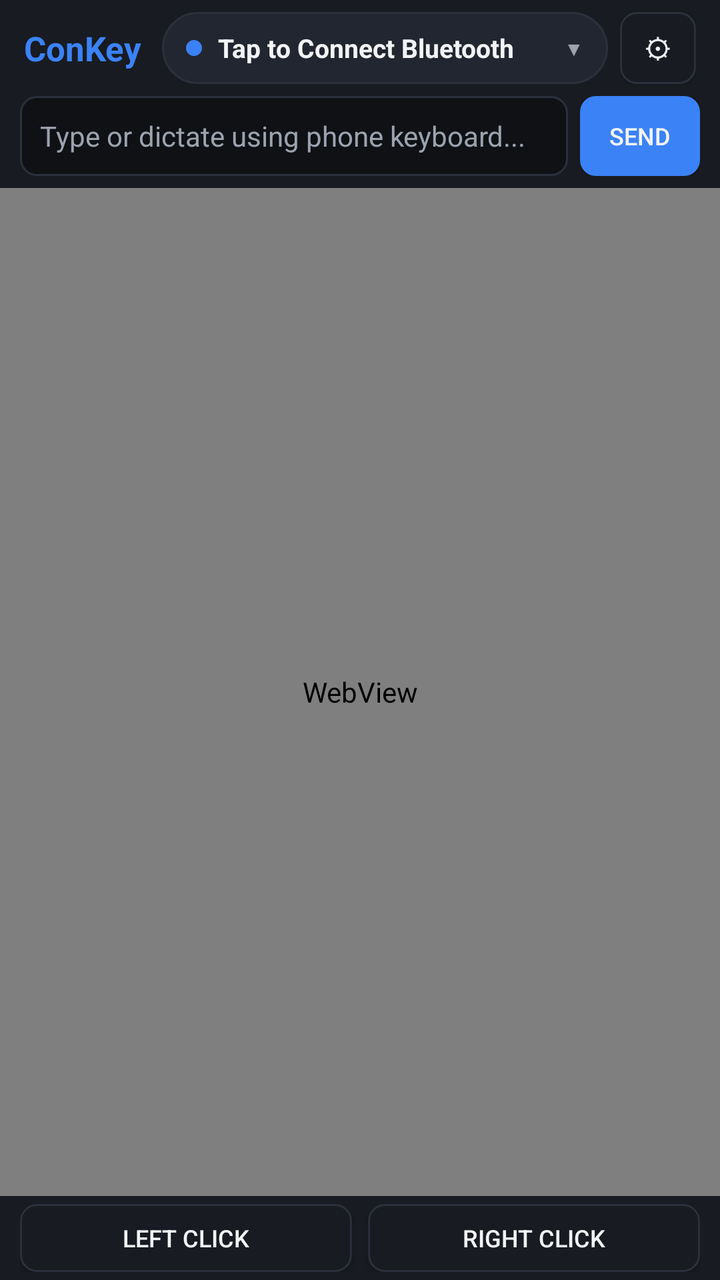
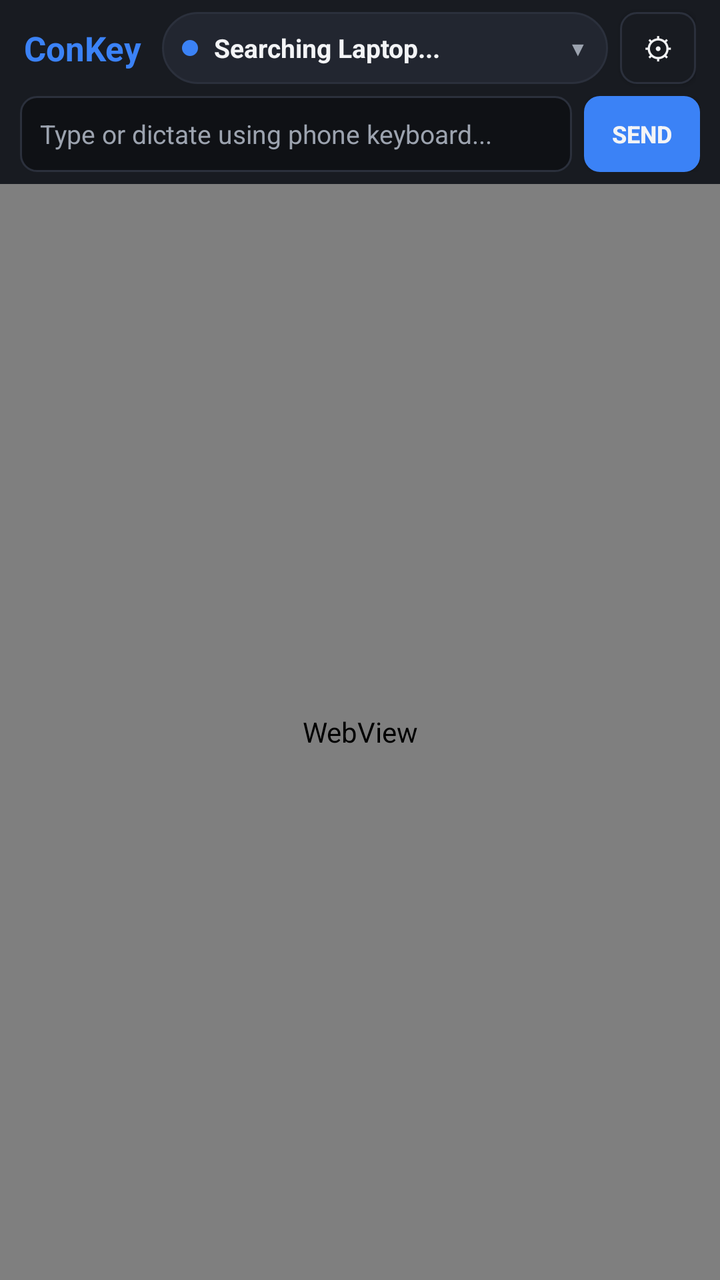

Compare the two renders of this Android layout. The source of the first and the diff that turns it into the second are given below.
<!-- AndroidManifest.xml: application theme android:Theme.DeviceDefault.NoActionBar -->
<!-- res/layout/activity_main.xml -->
<?xml version="1.0" encoding="utf-8"?>
<LinearLayout xmlns:android="http://schemas.android.com/apk/res/android"
    android:layout_width="match_parent"
    android:layout_height="match_parent"
    android:background="@color/bg"
    android:orientation="vertical">

    
    <LinearLayout
        android:layout_width="match_parent"
        android:layout_height="48dp"
        android:background="@color/surface"
        android:gravity="center_vertical"
        android:paddingHorizontal="12dp">

        <TextView
            android:layout_width="wrap_content"
            android:layout_height="wrap_content"
            android:text="ConKey"
            android:textColor="@color/accent"
            android:textSize="17sp"
            android:textStyle="bold"
            android:layout_marginEnd="10dp"/>

        
        <LinearLayout
            android:id="@+id/pillDevice"
            android:layout_width="0dp"
            android:layout_height="36dp"
            android:layout_weight="1"
            android:background="@drawable/bg_pill"
            android:gravity="center_vertical"
            android:paddingHorizontal="12dp"
            android:clickable="true"
            android:focusable="true">

            <View
                android:id="@+id/dotStatus"
                android:layout_width="8dp"
                android:layout_height="8dp"
                android:background="@drawable/bg_btn_accent"
                android:layout_marginEnd="8dp"/>

            <TextView
                android:id="@+id/tvDeviceName"
                android:layout_width="0dp"
                android:layout_height="wrap_content"
                android:layout_weight="1"
                android:ellipsize="end"
                android:maxLines="1"
                android:text="Tap to Connect Bluetooth"
                android:textColor="@color/text_primary"
                android:textSize="13sp"
                android:textStyle="bold" />

            <TextView
                android:layout_width="wrap_content"
                android:layout_height="wrap_content"
                android:text="▼"
                android:textColor="@color/text_secondary"
                android:textSize="10sp"/>
        </LinearLayout>

        <Button
            android:id="@+id/btnBluetoothSettings"
            android:layout_width="38dp"
            android:layout_height="36dp"
            android:layout_marginStart="6dp"
            android:background="@drawable/bg_btn"
            android:text="⚙"
            android:textColor="@color/text_primary"
            android:textSize="14sp" />
    </LinearLayout>

    
    <LinearLayout
        android:layout_width="match_parent"
        android:layout_height="46dp"
        android:background="@color/surface"
        android:paddingHorizontal="10dp"
        android:paddingBottom="6dp"
        android:gravity="center_vertical">

        <EditText
            android:id="@+id/etTextInput"
            android:layout_width="0dp"
            android:layout_height="match_parent"
            android:layout_weight="1"
            android:background="@drawable/bg_input"
            android:hint="Type or dictate using phone keyboard..."
            android:imeOptions="actionSend"
            android:inputType="text|textMultiLine"
            android:paddingHorizontal="10dp"
            android:textColor="@color/text_primary"
            android:textColorHint="@color/text_secondary"
            android:textSize="14sp" />

        <Button
            android:id="@+id/btnSendText"
            android:layout_width="60dp"
            android:layout_height="match_parent"
            android:layout_marginStart="6dp"
            android:background="@drawable/bg_btn_accent"
            android:text="Send"
            android:textColor="@color/text_primary"
            android:textSize="12sp" />
    </LinearLayout>

    
    <WebView
        android:id="@+id/webViewKeyboard"
        android:layout_width="match_parent"
        android:layout_height="0dp"
        android:layout_weight="1"
        android:background="@color/bg" />

    
    <LinearLayout
        android:layout_width="match_parent"
        android:layout_height="42dp"
        android:background="@color/surface"
        android:paddingHorizontal="10dp"
        android:paddingVertical="4dp"
        android:orientation="horizontal">

        <Button
            android:id="@+id/btnLeftClick"
            android:layout_width="0dp"
            android:layout_height="match_parent"
            android:layout_weight="1"
            android:background="@drawable/bg_btn"
            android:text="Left Click"
            android:textColor="@color/text_primary"
            android:textSize="12sp" />

        <Button
            android:id="@+id/btnRightClick"
            android:layout_width="0dp"
            android:layout_height="match_parent"
            android:layout_weight="1"
            android:layout_marginStart="8dp"
            android:background="@drawable/bg_btn"
            android:text="Right Click"
            android:textColor="@color/text_primary"
            android:textSize="12sp" />
    </LinearLayout>

</LinearLayout>
<!-- resources referenced by this layout -->
<resources>
  <color name="accent">#3B82F6</color>
  <color name="bg">#0F1115</color>
  <color name="surface">#181B21</color>
  <color name="text_primary">#F3F4F6</color>
  <color name="text_secondary">#9CA3AF</color>
  <!-- drawable bg_btn (drawable) -->
  <?xml version="1.0" encoding="utf-8"?>
  <selector xmlns:android="http://schemas.android.com/apk/res/android">
      <item android:state_pressed="true">
          <shape android:shape="rectangle">
              <solid android:color="@color/surface_variant"/>
              <corners android:radius="8dp"/>
              <stroke android:width="1dp" android:color="@color/accent"/>
          </shape>
      </item>
      <item>
          <shape android:shape="rectangle">
              <solid android:color="@color/surface"/>
              <corners android:radius="8dp"/>
              <stroke android:width="1dp" android:color="@color/border"/>
          </shape>
      </item>
  </selector>
  <!-- drawable bg_btn_accent (drawable) -->
  <?xml version="1.0" encoding="utf-8"?>
  <selector xmlns:android="http://schemas.android.com/apk/res/android">
      <item android:state_pressed="true">
          <shape android:shape="rectangle">
              <solid android:color="@color/accent_pressed"/>
              <corners android:radius="8dp"/>
          </shape>
      </item>
      <item>
          <shape android:shape="rectangle">
              <solid android:color="@color/accent"/>
              <corners android:radius="8dp"/>
          </shape>
      </item>
  </selector>
  <!-- drawable bg_input (drawable) -->
  <?xml version="1.0" encoding="utf-8"?>
  <shape xmlns:android="http://schemas.android.com/apk/res/android" android:shape="rectangle">
      <solid android:color="@color/bg"/>
      <corners android:radius="8dp"/>
      <stroke android:width="1dp" android:color="@color/border"/>
  </shape>
  <!-- drawable bg_pill (drawable) -->
  <?xml version="1.0" encoding="utf-8"?>
  <shape xmlns:android="http://schemas.android.com/apk/res/android" android:shape="rectangle">
      <solid android:color="@color/surface_variant"/>
      <corners android:radius="18dp"/>
      <stroke android:width="1dp" android:color="@color/border"/>
  </shape>
  <color name="surface_variant">#222630</color>
  <color name="border">#2B303C</color>
  <color name="accent_pressed">#2563EB</color>
</resources>

<!-- the commit's change to res/layout/activity_main.xml (unified diff, before → after) -->
@@ -1,12 +1,15 @@
 <?xml version="1.0" encoding="utf-8"?>
 <LinearLayout xmlns:android="http://schemas.android.com/apk/res/android"
+    android:id="@+id/rootLayout"
     android:layout_width="match_parent"
     android:layout_height="match_parent"
     android:background="@color/bg"
+    android:fitsSystemWindows="true"
     android:orientation="vertical">
 
     
     <LinearLayout
+        android:id="@+id/topBar"
         android:layout_width="match_parent"
         android:layout_height="48dp"
         android:background="@color/surface"
@@ -30,7 +33,7 @@
             android:layout_weight="1"
             android:background="@drawable/bg_pill"
             android:gravity="center_vertical"
-            android:paddingHorizontal="12dp"
+            android:paddingHorizontal="10dp"
             android:clickable="true"
             android:focusable="true">
 
@@ -48,7 +51,7 @@
                 android:layout_weight="1"
                 android:ellipsize="end"
                 android:maxLines="1"
-                android:text="Tap to Connect Bluetooth"
+                android:text="Searching Laptop..."
                 android:textColor="@color/text_primary"
                 android:textSize="13sp"
                 android:textStyle="bold" />
@@ -58,24 +61,27 @@
                 android:layout_height="wrap_content"
                 android:text="▼"
                 android:textColor="@color/text_secondary"
-                android:textSize="10sp"/>
+                android:textSize="10sp"
+                android:layout_marginStart="4dp"/>
         </LinearLayout>
 
+        
         <Button
-            android:id="@+id/btnBluetoothSettings"
+            android:id="@+id/btnSettings"
             android:layout_width="38dp"
             android:layout_height="36dp"
             android:layout_marginStart="6dp"
             android:background="@drawable/bg_btn"
             android:text="⚙"
             android:textColor="@color/text_primary"
-            android:textSize="14sp" />
+            android:textSize="15sp" />
     </LinearLayout>
 
     
     <LinearLayout
+        android:id="@+id/typingBar"
         android:layout_width="match_parent"
-        android:layout_height="46dp"
+        android:layout_height="44dp"
         android:background="@color/surface"
         android:paddingHorizontal="10dp"
         android:paddingBottom="6dp"
@@ -93,17 +99,18 @@
             android:paddingHorizontal="10dp"
             android:textColor="@color/text_primary"
             android:textColorHint="@color/text_secondary"
-            android:textSize="14sp" />
+            android:textSize="13sp" />
 
         <Button
             android:id="@+id/btnSendText"
-            android:layout_width="60dp"
+            android:layout_width="58dp"
             android:layout_height="match_parent"
             android:layout_marginStart="6dp"
             android:background="@drawable/bg_btn_accent"
             android:text="Send"
             android:textColor="@color/text_primary"
-            android:textSize="12sp" />
+            android:textSize="12sp"
+            android:textStyle="bold" />
     </LinearLayout>
 
     
@@ -114,35 +121,4 @@
         android:layout_weight="1"
         android:background="@color/bg" />
 
-    
-    <LinearLayout
-        android:layout_width="match_parent"
-        android:layout_height="42dp"
-        android:background="@color/surface"
-        android:paddingHorizontal="10dp"
-        android:paddingVertical="4dp"
-        android:orientation="horizontal">
-
-        <Button
-            android:id="@+id/btnLeftClick"
-            android:layout_width="0dp"
-            android:layout_height="match_parent"
-            android:layout_weight="1"
-            android:background="@drawable/bg_btn"
-            android:text="Left Click"
-            android:textColor="@color/text_primary"
-            android:textSize="12sp" />
-
-        <Button
-            android:id="@+id/btnRightClick"
-            android:layout_width="0dp"
-            android:layout_height="match_parent"
-            android:layout_weight="1"
-            android:layout_marginStart="8dp"
-            android:background="@drawable/bg_btn"
-            android:text="Right Click"
-            android:textColor="@color/text_primary"
-            android:textSize="12sp" />
-    </LinearLayout>
-
 </LinearLayout>
